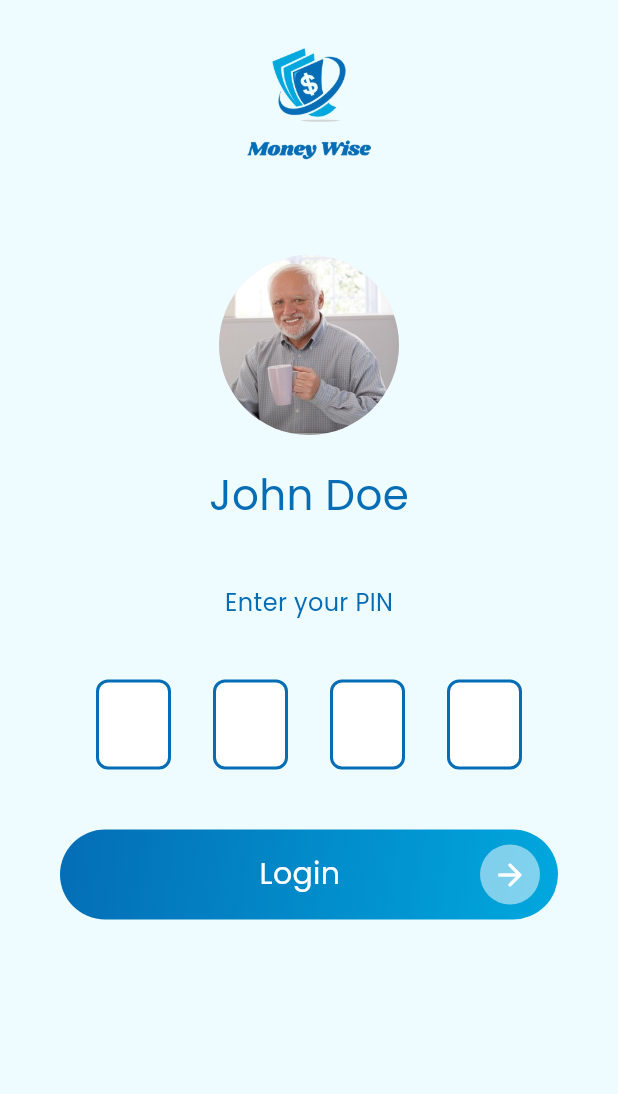
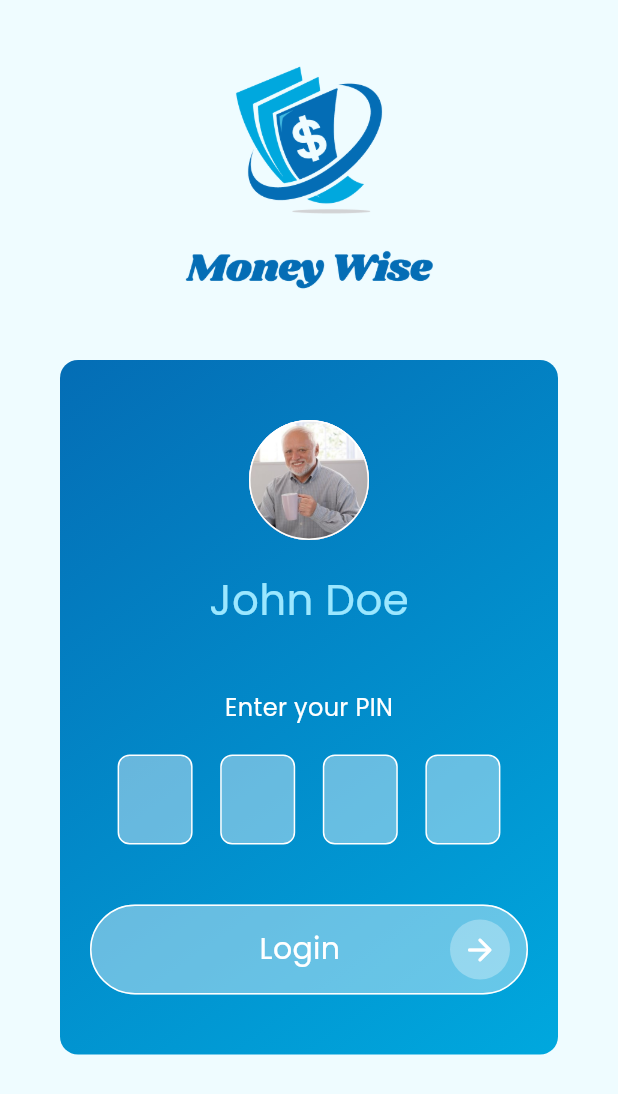
Before and after one commit to kasundularaam/money_wise, a Flutter app: the screen it shows after launch, on a phone screen of 412 x 824 dp. Shown: the top 1094 px of the screen. Run offline on Flutter 3.47's test engine with Material 3 defaults, Android fonts, the phone set to English and light mode, and no system bars; drawn by our look-alikes of toastification; our stand-ins replace auto_route, dartz, flutter_bloc, freezed_annotation, get_it, google_fonts and 1 more.

Commit message:
Login Page UI done

```diff
--- a/lib/infrastructure/repo/user_repo.dart
+++ b/lib/infrastructure/repo/user_repo.dart
@@ -10,7 +10,7 @@ class UserRepo implements IUserRepo {
   final Users _users;
   UserRepo(this._users);
 
-  static const _pin = "5832";
+  static const _pin = "1234";
 
   @override
   Future<Either<Failure, List<User>>> getFavorites() async {
--- a/lib/presentation/app.dart
+++ b/lib/presentation/app.dart
@@ -3,6 +3,7 @@ import 'package:flutter_bloc/flutter_bloc.dart';
 import 'package:money_wise/application/auth/auth_cubit.dart';
 import 'package:money_wise/injection.dart';
 import 'package:money_wise/presentation/theme/theme.dart';
+import 'package:toastification/toastification.dart';
 
 import 'router/app_router.dart';
 
@@ -15,6 +16,7 @@ class App extends StatelessWidget {
   Widget build(BuildContext context) {
     return BlocProvider(
       create: (context) => getIt<AuthCubit>()..checkAuthStatus(),
+      child: ToastificationWrapper(
         child: MaterialApp.router(
           title: "Money Wise",
           debugShowCheckedModeBanner: false,
@@ -22,6 +24,7 @@ class App extends StatelessWidget {
           themeMode: ThemeMode.light,
           routerConfig: _appRouter.config(),
         ),
+      ),
     );
   }
 }
--- a/lib/presentation/screens/landing/landing_page.dart
+++ b/lib/presentation/screens/landing/landing_page.dart
@@ -4,7 +4,7 @@ import 'package:flutter_bloc/flutter_bloc.dart';
 import 'package:money_wise/application/auth/auth_cubit.dart';
 import 'package:money_wise/core/extensions/dartz_x.dart';
 import 'package:money_wise/presentation/router/app_router.dart';
-import 'package:money_wise/presentation/widgets/snackbar.dart';
+import 'package:money_wise/presentation/widgets/toast.dart';
 
 @RoutePage()
 class LandingPage extends StatelessWidget {
@@ -19,7 +19,7 @@ class LandingPage extends StatelessWidget {
         }
         if (state.failureOption.isSome()) {
           final message = state.failureOption.getOrCrash().message;
-          showFailedSnackbar(context: context, message: message);
+          showFailedToast(context, message);
           return;
         }
         if (state.userOption.isSome()) {
--- a/lib/presentation/screens/login/login_page.dart
+++ b/lib/presentation/screens/login/login_page.dart
@@ -7,7 +7,7 @@ import 'package:money_wise/core/mutable_object.dart';
 import 'package:money_wise/presentation/router/app_router.dart';
 import 'package:money_wise/presentation/screens/login/widgets/pin_input.dart';
 import 'package:money_wise/presentation/widgets/button.dart';
-import 'package:money_wise/presentation/widgets/snackbar.dart';
+import 'package:money_wise/presentation/widgets/toast.dart';
 import 'package:money_wise/presentation/widgets/space.dart';
 import 'package:money_wise/presentation/widgets/text.dart';
 
@@ -26,9 +26,7 @@ class LoginPage extends StatelessWidget {
           return;
         }
         if (state.failureOption.isSome()) {
-          showFailedSnackbar(
-              context: context,
-              message: state.failureOption.getOrCrash().message);
+          showFailedToast(context, state.failureOption.getOrCrash().message);
           return;
         }
         if (state.userOption.isSome()) {
@@ -46,39 +44,64 @@ class LoginPage extends StatelessWidget {
                 const VGap(gap: 20),
                 Image.asset(
                   "assets/images/logo/logo.png",
-                  width: 100,
+                  height: 200,
                 ),
-                const VGap(gap: 50),
-                const CircleAvatar(
-                    radius: 60,
-                    backgroundImage: AssetImage("assets/images/user/user.png")),
+                const VGap(gap: 20),
+                Container(
+                  padding:
+                      const EdgeInsets.symmetric(horizontal: 20, vertical: 40),
+                  decoration: BoxDecoration(
+                    borderRadius: BorderRadius.circular(12),
+                    gradient: LinearGradient(
+                      begin: Alignment.topLeft,
+                      end: Alignment.bottomRight,
+                      colors: [
+                        theme.primaryColorDark,
+                        theme.primaryColor,
+                      ],
+                    ),
+                  ),
+                  child: Column(
+                    children: [
+                      const Material(
+                        shape: CircleBorder(
+                            side: BorderSide(color: Colors.white, width: 1)),
+                        child: CircleAvatar(
+                            radius: 40,
+                            backgroundImage:
+                                AssetImage("assets/images/user/user.png")),
+                      ),
                       const VGap(gap: 20),
                       TextLarge(
                         "John Doe",
-                  color: theme.primaryColorDark,
+                        color: theme.primaryColorLight,
                         bold: true,
                       ),
                       const VGap(gap: 40),
-                TextRegular(
+                      const TextRegular(
                         "Enter your PIN",
                         thin: true,
-                  color: theme.primaryColorDark,
+                        color: Colors.white,
                       ),
-                const VGap(gap: 40),
+                      const VGap(gap: 20),
                       PinInput(onPinChange: (pin) => _mPin.value = pin),
                       const VGap(gap: 40),
                       BlocBuilder<AuthCubit, AuthState>(
                         builder: (context, state) {
                           if (state.isLoading) {
-                      return const Center(child: CircularProgressIndicator());
+                            return const Center(
+                                child: CircularProgressIndicator());
                           }
-                    return GradientButton(
+                          return GlassButton(
                               text: "Login",
                               onPressed: () =>
                                   context.read<AuthCubit>().logIn(_mPin.value));
                         },
                       ),
-                const VGap(gap: 40),
+                    ],
+                  ),
+                ),
+                const VGap(gap: 20),
               ],
             ),
           ),
--- a/lib/presentation/screens/login/widgets/pin_input.dart
+++ b/lib/presentation/screens/login/widgets/pin_input.dart
@@ -44,9 +44,8 @@ class _PinInputState extends State<PinInput> {
 
   @override
   Widget build(BuildContext context) {
-    final theme = Theme.of(context);
     return Row(
-      mainAxisAlignment: MainAxisAlignment.center,
+      mainAxisAlignment: MainAxisAlignment.spaceEvenly,
       children: List.generate(4, (index) {
         return Container(
           width: 50,
@@ -54,14 +53,12 @@ class _PinInputState extends State<PinInput> {
           decoration: ShapeDecoration(
             shape: RoundedRectangleBorder(
               borderRadius: BorderRadius.circular(8),
-              side: BorderSide(
-                color: theme.primaryColorDark,
-                width: 2,
+              side: const BorderSide(
+                color: Colors.white,
               ),
             ),
-            color: Colors.white,
+            color: Colors.white.withOpacity(0.4),
           ),
-          margin: const EdgeInsets.symmetric(horizontal: 14),
           child: TextField(
             controller: _controllers[index],
             focusNode: _focusNodes[index],
@@ -69,7 +66,7 @@ class _PinInputState extends State<PinInput> {
             textAlign: TextAlign.center,
             style: TextStyle(
               fontSize: 18,
-              color: theme.primaryColorDark,
+              color: Colors.white,
               fontFamily:
                   GoogleFonts.poppins(fontWeight: FontWeight.bold).fontFamily,
             ),
--- a/lib/presentation/theme/theme.dart
+++ b/lib/presentation/theme/theme.dart
@@ -5,4 +5,7 @@ ThemeData lightTheme = ThemeData.light().copyWith(
   primaryColorDark: const Color(0xFF046DB5),
   primaryColorLight: const Color(0xFF9BE7FF),
   scaffoldBackgroundColor: const Color(0xFFEFFCFF),
+  progressIndicatorTheme: const ProgressIndicatorThemeData(
+    color: Color(0xFF9BE7FF),
+  ),
 );
--- a/lib/presentation/widgets/button.dart
+++ b/lib/presentation/widgets/button.dart
@@ -2,27 +2,19 @@ import 'package:flutter/material.dart';
 import 'package:money_wise/presentation/widgets/space.dart';
 import 'package:money_wise/presentation/widgets/text.dart';
 
-class GradientButton extends StatelessWidget {
+class GlassButton extends StatelessWidget {
   final String text;
   final Function() onPressed;
 
-  const GradientButton(
-      {super.key, required this.text, required this.onPressed});
+  const GlassButton({super.key, required this.text, required this.onPressed});
 
   @override
   Widget build(BuildContext context) {
-    final theme = Theme.of(context);
-    return Container(
-      decoration: ShapeDecoration(
-        gradient: LinearGradient(
-          colors: [theme.primaryColorDark, theme.primaryColor],
-          begin: Alignment.topLeft,
-          end: Alignment.bottomRight,
-        ),
-        shape: const StadiumBorder(),
-      ),
-      child: Material(
-        color: Colors.transparent, // Make the material color transparent
+    return Material(
+      color: Colors.white.withOpacity(.4),
+      shape: const StadiumBorder(
+          side: BorderSide(
+              color: Colors.white)), // Make the material color transparent
       child: InkWell(
         onTap: onPressed,
         customBorder: const StadiumBorder(), // Match the Material's border
@@ -44,7 +36,7 @@ class GradientButton extends StatelessWidget {
               Container(
                 decoration: ShapeDecoration(
                   shape: const CircleBorder(),
-                    color: Colors.white.withOpacity(0.5),
+                  color: Colors.white.withOpacity(0.3),
                 ),
                 padding: const EdgeInsets.all(8),
                 child: const Icon(
@@ -57,7 +49,6 @@ class GradientButton extends StatelessWidget {
           ),
         ),
       ),
-      ),
     );
   }
 }
--- a/pubspec.yaml
+++ b/pubspec.yaml
@@ -22,6 +22,7 @@ dependencies:
   injectable: ^2.4.2
   intl: ^0.19.0
   json_annotation: ^4.9.0
+  toastification: ^2.0.0
   uuid: ^4.4.0
 
 dev_dependencies:
```
Also changed, not shown: lib/presentation/widgets/snackbar.dart (deleted, +0 -72 lines), lib/presentation/widgets/toast.dart (added, +51 -0 lines), pubspec.lock. Lines whose indentation alone changed are shown as unchanged.
